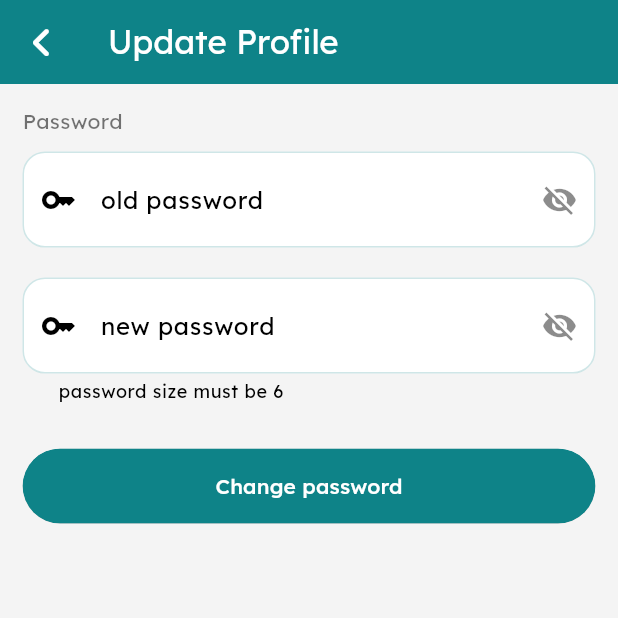
After one commit to AmanuelDemelash/hakime_delivery, a Flutter app: the EditAccount screen opened by its route, on a phone screen of 412 x 824 dp, the top half of it. The commit adds this screen. Run offline on Flutter 3.47's test engine with Material 2 defaults, Android fonts, the phone set to English and light mode, and no system bars; our stand-ins replace audioplayers, awesome_notifications, cached_network_image, connectivity_plus, flutter_advanced_drawer, flutter_spinkit and 9 more; missing offline and left inert: flutter_polyline_points, flutter_swipe_button; accounts and stored records are empty; network calls fail; statements that could not run were skipped.

```diff
--- a/lib/main.dart
+++ b/lib/main.dart
@@ -8,6 +8,7 @@ import 'package:hakime_delivery/screens/delivery/activeorderdetail.dart';
 import 'package:hakime_delivery/screens/delivery/complateorder.dart';
 import 'package:hakime_delivery/screens/delivery/deposite.dart';
 import 'package:hakime_delivery/screens/delivery/profile/bankinformation.dart';
+import 'package:hakime_delivery/screens/delivery/profile/editaccount.dart';
 import 'package:hakime_delivery/screens/delivery/profile/wallet.dart';
 import 'package:hakime_delivery/screens/delivery/profile/addbankinfo.dart';
 import 'package:hakime_delivery/translations/apptranslations.dart';
@@ -122,6 +123,7 @@ class MyApp extends StatelessWidget {
           GetPage(name: "/addbank", page: () => AddBankInformation()),
           GetPage(name: "/changepassword", page: () => ChangePassword()),
           GetPage(name: "/deposit", page: () => Deposit()),
+          GetPage(name: "/editprofile", page: () => EditAccount()),
 
           // both screen
           GetPage(name: "/setting", page: () => Setting()),
--- a/lib/screens/delivery/activeorderdetail.dart
+++ b/lib/screens/delivery/activeorderdetail.dart
@@ -18,7 +18,7 @@ class ActiveOrderDetail extends StatelessWidget {
 
   ActiveOrderDetail({super.key});
 
-  Completer<GoogleMapController> _controller = Completer();
+  final Completer<GoogleMapController> _controller = Completer();
 
   @override
   Widget build(BuildContext context) {
@@ -52,10 +52,15 @@ class ActiveOrderDetail extends StatelessWidget {
                 Map<String, dynamic> oreder = result.data!["orders_by_pk"];
                 return Stack(
                   children: [
+                    Container(
+                      width: Get.width,
+                      height: Get.height,
+                    ),
                        SizedBox(
                          height: Get.height,
                          child: Obx(() {
-                          return GoogleMap(
+                            return
+                              GoogleMap(
                               mapType: MapType.normal,
                               myLocationEnabled: true,
                               initialCameraPosition: CameraPosition(
@@ -68,7 +73,6 @@ class ActiveOrderDetail extends StatelessWidget {
                                         .value),
                                 zoom: 17.4746,
                               ),
-                            myLocationButtonEnabled: true,
                               markers: {
                                 Marker(
                                   markerId: const MarkerId("ph"),
@@ -111,6 +115,7 @@ class ActiveOrderDetail extends StatelessWidget {
                             );
                           }),
                        ),
+
                     // face problem
                     Positioned(
                       top: 0,
@@ -262,7 +267,9 @@ class ActiveOrderDetail extends StatelessWidget {
                             ],
                           ),
                         )
-                    )
+                    ),
+
+
                   ],
                 );
               })),
--- a/lib/screens/delivery/homepage.dart
+++ b/lib/screens/delivery/homepage.dart
@@ -35,7 +35,8 @@ class Homepage extends StatelessWidget {
                 icon: const FaIcon(
                   FontAwesomeIcons.bell,
                   color: Colors.black,
-                ))
+                )
+            )
           ],
           bottom: const TabBar(
               unselectedLabelColor: Colors.black54,
--- /dev/null
+++ b/lib/screens/delivery/profile/editaccount.dart
@@ -0,0 +1,258 @@
+
+
+import 'package:flutter/material.dart';
+import 'package:font_awesome_flutter/font_awesome_flutter.dart';
+import 'package:get/get.dart';
+import 'package:get/get_core/src/get_main.dart';
+import 'package:graphql_flutter/graphql_flutter.dart';
+
+import '../../../apiservice/mymutation.dart';
+import '../../../controllers/logincontroller.dart';
+import '../../../controllers/splashcontroller.dart';
+import '../../../utils/constants.dart';
+import '../../../widgets/buttonspinner.dart';
+
+class EditAccount extends StatelessWidget {
+  EditAccount({Key? key}) : super(key: key);
+
+
+  final _formkey = GlobalKey<FormState>();
+  final TextEditingController _oldpassword = TextEditingController();
+  final TextEditingController _newpassword = TextEditingController();
+
+  customsnack(String message) {
+    return Get.snackbar("Error", message,
+        snackPosition: SnackPosition.BOTTOM,
+        backgroundColor: Colors.red,
+        colorText: Colors.white,
+        maxWidth: Get.width,
+        snackStyle: SnackStyle.GROUNDED,
+        margin: const EdgeInsets.only(left: 0, right: 0, bottom: 0),
+        padding: const EdgeInsets.all(10));
+  }
+
+  @override
+  Widget build(BuildContext context) {
+    return Scaffold(
+      appBar: AppBar(
+        backgroundColor: Constants.primcolor,
+        elevation: 0,
+        automaticallyImplyLeading: false,
+        title: const Text(
+          "Update Profile",
+          style: TextStyle(color: Colors.white),
+        ),
+        leading: IconButton(
+            onPressed: () {
+              Get.back();
+            },
+            icon: const FaIcon(
+              FontAwesomeIcons.angleLeft,
+              color: Colors.white,
+            )),
+      ),
+      body: SingleChildScrollView(
+        child: Column(
+          mainAxisAlignment: MainAxisAlignment.start,
+          crossAxisAlignment: CrossAxisAlignment.start,
+          children: [
+
+            Form(
+                key: _formkey,
+                child:
+                Padding(
+                  padding:const EdgeInsets.all(15),
+
+                  child: Column(
+                    crossAxisAlignment: CrossAxisAlignment.start,
+                    children: [
+                      const Text(
+                        "Password",
+                        style: TextStyle(color: Colors.black54),
+                      ),
+                      const SizedBox(
+                        height:10,
+                      ),
+                      // old password
+                      Obx(() => TextFormField(
+                        controller: _oldpassword,
+                        obscureText:
+                        Get.find<LoginController>().password_visible.value,
+                        validator: (value) {
+                          if (value!.isEmpty) {
+                            return customsnack("please enter old  password");
+                          } else if (value.length < 6) {
+                            return customsnack("Password length must be 6");
+                          }
+                          return null;
+                        },
+                        decoration: InputDecoration(
+                            contentPadding: const EdgeInsets.all(20),
+                            hintText: "old password",
+                            filled: true,
+                            prefixIcon: const Icon(Icons.key_sharp),
+                            suffixIcon: IconButton(
+                                onPressed: () {
+                                  Get.find<LoginController>()
+                                      .password_visible
+                                      .value =
+                                  !Get.find<LoginController>()
+                                      .password_visible
+                                      .value;
+                                },
+                                icon: Get.find<LoginController>()
+                                    .password_visible
+                                    .value ==
+                                    true
+                                    ? const Icon(
+                                  Icons.visibility_off,
+                                  color: Colors.black45,
+                                )
+                                    : const Icon(
+                                  Icons.visibility,
+                                  color: Colors.black45,
+                                )),
+                            border: const OutlineInputBorder(
+                                borderSide:
+                                BorderSide(color: Constants.whitesmoke),
+                                borderRadius:
+                                BorderRadius.all(Radius.circular(15))),
+                            focusedBorder: const OutlineInputBorder(
+                                borderSide:
+                                BorderSide(color: Constants.primcolor),
+                                borderRadius:
+                                BorderRadius.all(Radius.circular(15))),
+                            enabledBorder: OutlineInputBorder(
+                                borderSide: BorderSide(
+                                    color: Constants.primcolor.withOpacity(0.2)),
+                                borderRadius:
+                                const BorderRadius.all(Radius.circular(15))),
+                            fillColor: Colors.white),
+                      )),
+                      const SizedBox(
+                        height:20,
+                      ),
+                      // new password
+                      Obx(() => TextFormField(
+                        controller: _newpassword,
+
+                        obscureText:
+                        Get.find<LoginController>().password_visible.value,
+                        validator: (value) {
+                          if (value!.isEmpty) {
+                            return customsnack("please enter new  password");
+                          } else if (value.length < 6) {
+                            return customsnack("Password length must be 6");
+                          }
+                          return null;
+                        },
+                        decoration: InputDecoration(
+                            contentPadding: const EdgeInsets.all(20),
+                            hintText: "new password",
+                            helperText: "password size must be 6",
+                            filled: true,
+                            prefixIcon: const Icon(Icons.key_sharp),
+                            suffixIcon: IconButton(
+                                onPressed: () {
+                                  Get.find<LoginController>()
+                                      .password_visible
+                                      .value =
+                                  !Get.find<LoginController>()
+                                      .password_visible
+                                      .value;
+                                },
+                                icon: Get.find<LoginController>()
+                                    .password_visible
+                                    .value ==
+                                    true
+                                    ? const Icon(
+                                  Icons.visibility_off,
+                                  color: Colors.black45,
+                                )
+                                    : const Icon(
+                                  Icons.visibility,
+                                  color: Colors.black45,
+                                )),
+                            border: const OutlineInputBorder(
+                                borderSide:
+                                BorderSide(color: Constants.whitesmoke),
+                                borderRadius:
+                                BorderRadius.all(Radius.circular(15))),
+                            focusedBorder: const OutlineInputBorder(
+                                borderSide:
+                                BorderSide(color: Constants.primcolor),
+                                borderRadius:
+                                BorderRadius.all(Radius.circular(15))),
+                            enabledBorder: OutlineInputBorder(
+                                borderSide: BorderSide(
+                                    color: Constants.primcolor.withOpacity(0.2)),
+                                borderRadius:
+                                const BorderRadius.all(Radius.circular(15))),
+                            fillColor: Colors.white),
+                      )
+                      ),
+                      const SizedBox(height: 30,),
+
+                      // change password button
+                      SizedBox(
+                          width: Get.width,
+                          height: 50,
+                          child: Mutation(options: MutationOptions(document: gql(Mymutation.change_password),
+                            onCompleted:  (data) {
+                              if(data!.isNotEmpty){
+                                Get.find<LoginController>().is_changing_password.value=false;
+                                Get.toNamed("/mainhomepage");
+                              }
+                            },
+                            onError: (error) {
+                              customsnack(error!.graphqlErrors.first.message.toString());
+                              Get.find<LoginController>().is_changing_password.value=false;
+
+                            },
+                          ),
+                            builder: (runMutation, result) {
+                              if(result!.hasException){
+                                Get.find<LoginController>().is_changing_password.value=false;
+                              }
+
+                              if(result!.isLoading){
+                                Get.find<LoginController>().is_changing_password.value=true;
+                              }
+
+                              return Obx(() => ClipRRect(
+                                borderRadius: BorderRadius.circular(50),
+                                child: ElevatedButton(
+                                    style: ElevatedButton.styleFrom(
+                                        padding:const EdgeInsets.all(10)
+                                    ),
+                                    onPressed:() {
+                                      _formkey.currentState!.save();
+                                      if(_formkey.currentState!.validate()){
+                                        // run mutation
+                                        runMutation({
+                                          "id":Get.find<SplashController>().prefs.getInt("id"),
+                                          "old":_oldpassword.text.toString(),
+                                          "new":_newpassword.text.toString()
+                                        });
+
+                                      }else{
+                                        customsnack("please enter correct  password");
+                                      }
+                                    }, child:Get.find<LoginController>().is_changing_password.value==true?const ButtonSpinner():
+                                const Text("Change password",style: TextStyle(color: Colors.white),)),
+                              ) )
+                              ;
+                            },)
+                      ),
+                      const SizedBox(height: 30,),
+
+
+                    ],
+                  ),
+                )),
+          ],
+        ),
+      ),
+    );
+  }
+}
--- a/lib/screens/delivery/profile/myprofile.dart
+++ b/lib/screens/delivery/profile/myprofile.dart
@@ -30,7 +30,6 @@ class Myprofile extends StatelessWidget {
                         bottomRight: Radius.circular(20),
                         bottomLeft: Radius.circular(20))),
               ),
-
 
               Positioned(
                 top: 50,
--- a/lib/screens/delivery/profile/wallet.dart
+++ b/lib/screens/delivery/profile/wallet.dart
@@ -216,7 +216,7 @@ class Wallet extends StatelessWidget {
                                           CrossAxisAlignment.start,
                                           children: [
                                             Text(
-                                              withdraw[index]["created_at"].toString(),
+                                              withdraw[index]["created_at"].toString().substring(0,10),
                                               style:const TextStyle(color: Colors.black54),
                                             ),
                                             Text(withdraw[index]["amount"].toString())
```
Lines whose indentation alone changed are shown as unchanged.
